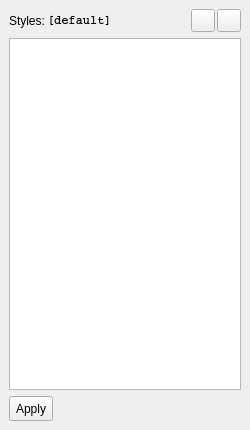
First picture: the form in stylepalette.ui, repository tikzit/tikzit, before the edit.
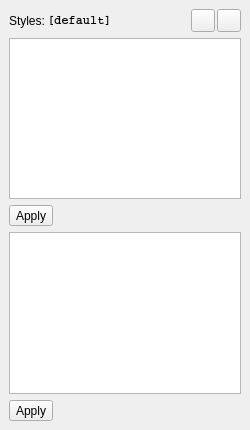
Second picture: the form after the edit. Icons and pictures are not drawn.

Patch:
```diff
--- a/stylepalette.ui
+++ b/stylepalette.ui
@@ -105,8 +105,8 @@
        <widget class="QToolButton" name="buttonApplyNodeStyle">
         <property name="minimumSize">
          <size>
-          <width>25</width>
-          <height>25</height>
+          <width>0</width>
+          <height>0</height>
          </size>
         </property>
         <property name="text">
@@ -129,6 +129,36 @@
       </item>
      </layout>
     </item>
+    <item>
+     <widget class="QListView" name="listView"/>
+    </item>
+    <item>
+     <layout class="QHBoxLayout" name="horizontalLayout">
+      <property name="spacing">
+       <number>2</number>
+      </property>
+      <item>
+       <widget class="QToolButton" name="toolButton">
+        <property name="text">
+         <string>Apply</string>
+        </property>
+       </widget>
+      </item>
+      <item>
+       <spacer name="horizontalSpacer_2">
+        <property name="orientation">
+         <enum>Qt::Horizontal</enum>
+        </property>
+        <property name="sizeHint" stdset="0">
+         <size>
+          <width>40</width>
+          <height>20</height>
+         </size>
+        </property>
+       </spacer>
+      </item>
+     </layout>
+    </item>
    </layout>
   </widget>
  </widget>
```
